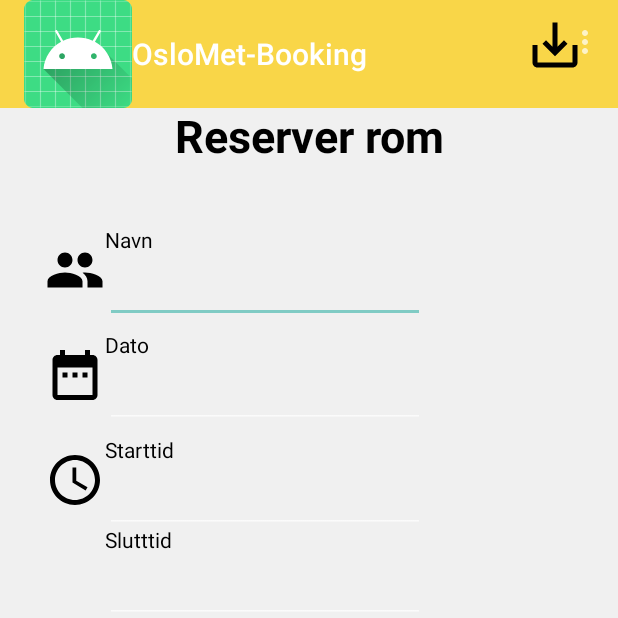
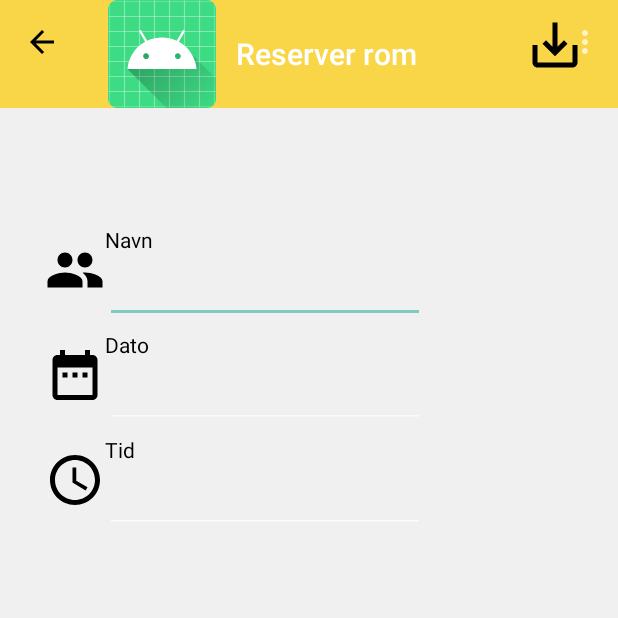
Before and after one commit to synneangell/Android-OsloMet-Booking, an Android app: the ReservasjonAdministrerer screen opened directly, with no data from a screen before it, on a phone screen of 412 x 824 dp, the top half of it. Run offline under Robolectric (Android 15) with nearby library versions, the phone set to English and light mode, and no system bars.

Commit message:
layout, toolbar og slett

```diff
--- a/app/src/main/java/com/example/s333957s331153mappe3/MapsActivity.java
+++ b/app/src/main/java/com/example/s333957s331153mappe3/MapsActivity.java
@@ -55,7 +55,6 @@ public class MapsActivity extends AppCompatActivity implements
         tb = findViewById(R.id.toolbarMaps);
         tb.setLogo(R.mipmap.ic_launcher_round);
         setActionBar(tb);
-        tb.setTitle("Kart");
 
         MapFragment mapFragment = (MapFragment) getFragmentManager()
                 .findFragmentById(R.id.map);
--- a/app/src/main/java/com/example/s333957s331153mappe3/ReservasjonAdministrerer.java
+++ b/app/src/main/java/com/example/s333957s331153mappe3/ReservasjonAdministrerer.java
@@ -19,13 +19,23 @@ public class ReservasjonAdministrerer extends AppCompatActivity {
 
         navn = findViewById(R.id.txtNavn);
         dato = findViewById(R.id.txtDato);
-        startTid = findViewById(R.id.txtStartTid);
-        sluttTid = findViewById(R.id.txtSluttTid);
+        startTid = findViewById(R.id.txtTid);
+        sluttTid = findViewById(R.id.txtTid);
 
         tb = findViewById(R.id.toolbarReservasjon);
+        tb.setTitle("\tReserver rom");
         tb.setLogo(R.mipmap.ic_launcher_round);
         tb.inflateMenu(R.menu.manu_rom);
         setActionBar(tb);
+
+        tb.setNavigationIcon(R.drawable.ic_baseline_arrow_back_24);
+        tb.setNavigationOnClickListener(new View.OnClickListener() {
+            @Override
+            public void onClick(View v) {
+                Intent i = new Intent(ReservasjonAdministrerer.this, HusOversikt.class);
+                startActivity(i);
+            }
+        });
     }
 
     public void lagreRes (View v){
@@ -33,8 +43,7 @@ public class ReservasjonAdministrerer extends AppCompatActivity {
         String urlString = ("http://student.cs.hioa.no/~s331153/reservasjonjsonin.php/?" +
                 "Navn=" + navn.getText().toString() +
                 "&Dato=" + dato.getText().toString() +
-                "&TidFra=" + startTid.getText().toString() +
-                "&TidTil=" + sluttTid.getText().toString()).replaceAll(" ", "%20");
+                "&TidFra=" + startTid.getText().toString()).replaceAll(" ", "%20");
         task.execute(urlString);
         Toast.makeText(this, "Reservasjon opprettet!", Toast.LENGTH_SHORT).show();
         Intent intent = new Intent(this, MapsActivity.class);
--- /dev/null
+++ b/app/src/main/res/drawable/ic_baseline_arrow_back_24.xml
@@ -0,0 +1,10 @@
+<vector xmlns:android="http://schemas.android.com/apk/res/android"
+    android:width="24dp"
+    android:height="24dp"
+    android:viewportWidth="24"
+    android:viewportHeight="24"
+    android:tint="#000000">
+  <path
+      android:fillColor="@android:color/black"
+      android:pathData="M20,11H7.83l5.59,-5.59L12,4l-8,8 8,8 1.41,-1.41L7.83,13H20v-2z"/>
+</vector>
--- a/app/src/main/res/layout/activity_reservasjon.xml
+++ b/app/src/main/res/layout/activity_reservasjon.xml
@@ -21,17 +21,6 @@
         android:layout_marginLeft="350dp"
         android:layout_marginRight="10dp"
         android:onClick="lagreRes"/>
-
-    <TextView
-        android:id="@+id/header"
-        android:layout_width="match_parent"
-        android:layout_height="wrap_content"
-        android:layout_marginTop="70dp"
-        android:text="Reserver rom"
-        android:textAlignment="center"
-        android:textColor="@color/svart"
-        android:textSize="30dp"
-        android:textStyle="bold" />
 
     <TextView
         android:id="@+id/Navn"
@@ -97,32 +86,14 @@
         android:textColor="@color/svart"
         android:layout_marginTop="290dp"
         android:ems="10"
-        android:text="Starttid" />
+        android:text="Tid" />
 
     <EditText
-        android:id="@+id/txtStartTid"
+        android:id="@+id/txtTid"
         android:layout_width="wrap_content"
         android:layout_height="wrap_content"
         android:layout_marginLeft="70dp"
         android:layout_marginTop="310dp"
-        android:ems="10" />
-
-    <TextView
-        android:id="@+id/SluttTid"
-        android:layout_width="wrap_content"
-        android:layout_height="wrap_content"
-        android:layout_marginLeft="70dp"
-        android:textColor="@color/svart"
-        android:layout_marginTop="350dp"
-        android:ems="10"
-        android:text="Slutttid" />
-
-    <EditText
-        android:id="@+id/txtSluttTid"
-        android:layout_width="wrap_content"
-        android:layout_height="wrap_content"
-        android:layout_marginLeft="70dp"
-        android:layout_marginTop="370dp"
         android:ems="10" />
 
     <ImageView
@@ -132,8 +103,7 @@
         android:layout_height="40dp"
         android:layout_marginTop="300dp"
         android:layout_marginLeft="30dp"
-        android:layout_marginRight="10dp"
-        />
+        android:layout_marginRight="10dp" />
 
 
 </RelativeLayout>
```
Also changed, not shown: app/src/main/AndroidManifest.xml (+4 -5 lines), app/src/main/java/com/example/s333957s331153mappe3/HusAdministrerer.java (+10 -0 lines), app/src/main/java/com/example/s333957s331153mappe3/HusOversikt.java (+9 -4 lines), app/src/main/java/com/example/s333957s331153mappe3/ReservasjonListe.java (+9 -0 lines), app/src/main/java/com/example/s333957s331153mappe3/RomAdministrerer.java (+14 -45 lines), app/src/main/res/layout/activity_husadministrator.xml (+3 -14 lines), app/src/main/res/layout/activity_romadministrator.xml (+1 -14 lines).
